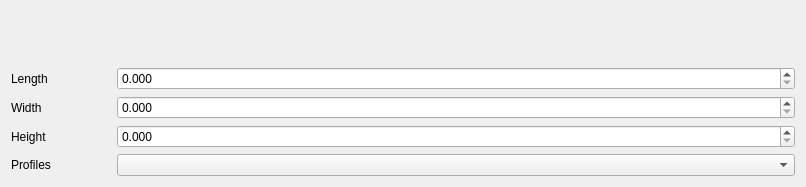
The window that TIGLCreator/src/modificators/ModificatorFuselageWidget.ui (DLR-SC/tigl) describes before a commit, drawn with Qt 5.
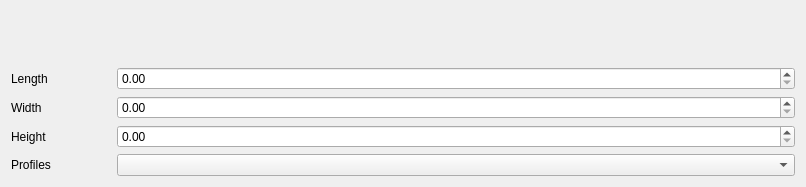
The same window after the commit. Custom widgets are drawn as their Qt base class.

Commit message: Apply spinbox behaviour also to configurator spinboxes to allow for more decimals

Diff of the .ui file:
```diff
--- a/TIGLCreator/src/modificators/ModificatorFuselageWidget.ui
+++ b/TIGLCreator/src/modificators/ModificatorFuselageWidget.ui
@@ -58,7 +58,7 @@
        </item>
        <item>
         <widget class="TIGLCreatorDoubleSpinBox" name="spinBoxLength">
-         <property name="decimals">
+         <property name="displayDecimals">
           <number>3</number>
          </property>
          <property name="minimum">
@@ -103,7 +103,7 @@
            <verstretch>0</verstretch>
           </sizepolicy>
          </property>
-         <property name="decimals">
+         <property name="displayDecimals">
           <number>3</number>
          </property>
          <property name="maximum">
@@ -151,7 +151,7 @@
            <verstretch>0</verstretch>
           </sizepolicy>
          </property>
-         <property name="decimals">
+         <property name="displayDecimals">
           <number>3</number>
          </property>
          <property name="maximum">
```
The commit also changes 4 other files.
